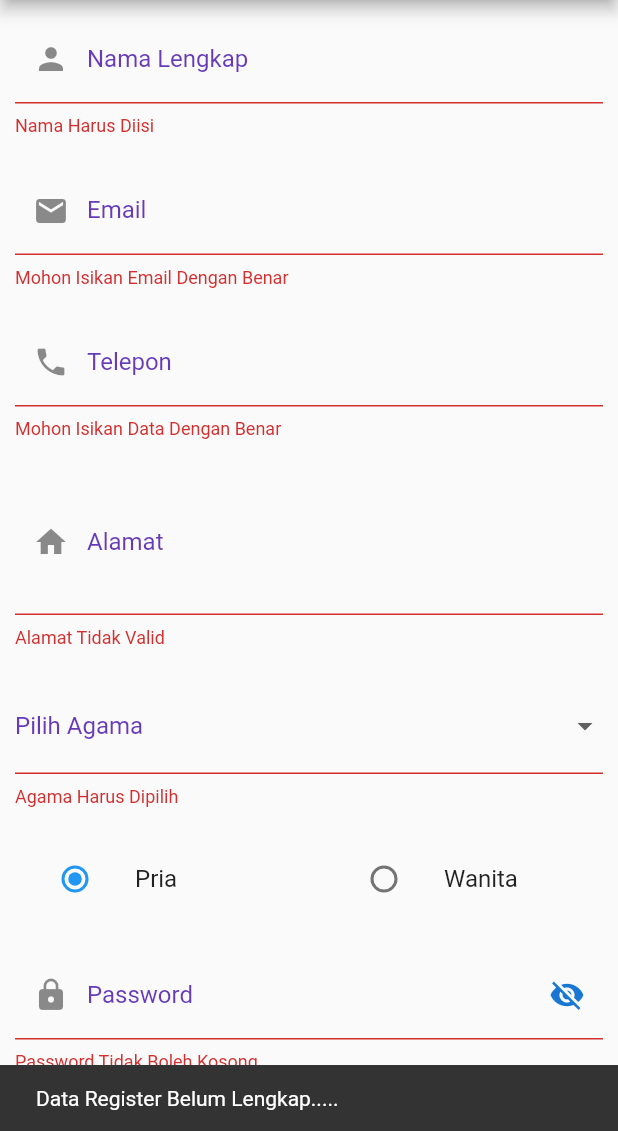
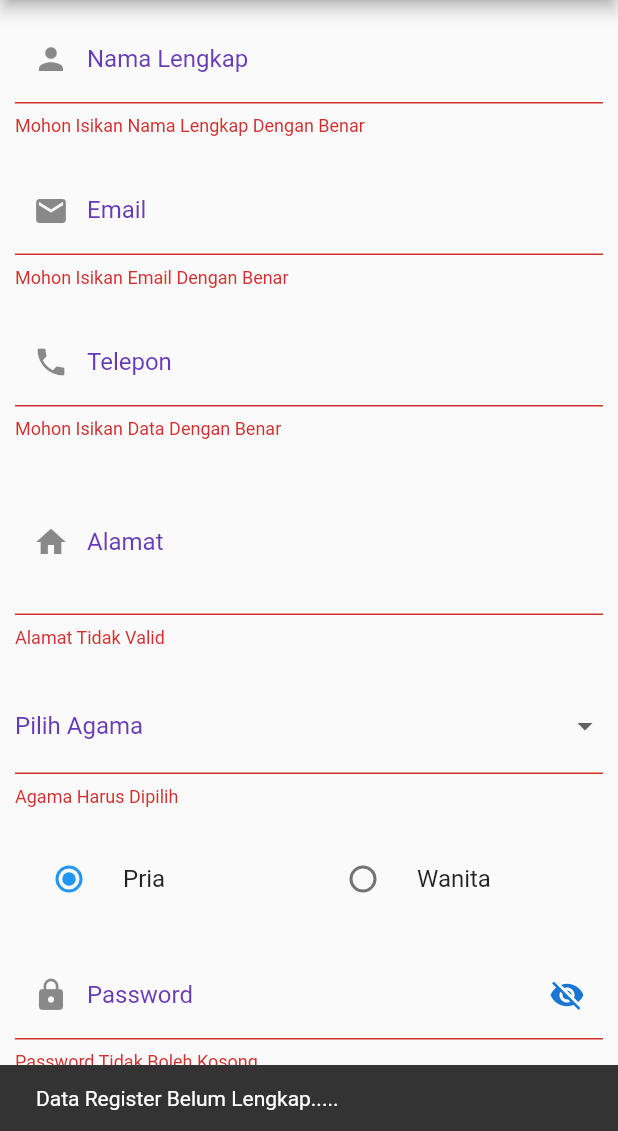
Before and after one commit to yozzylazzy/flutter_validation_passdata_form, a Flutter app: the screen it shows after launch, after a tap on "Submit", on a phone screen of 412 x 824 dp, the part 105-1236 px from its top. Run offline on Flutter 3.47's test engine with Material 2 defaults, Android fonts, the phone set to English and light mode, and no system bars; missing offline and left inert: dart:html.

```diff
--- a/lib/register_form.dart
+++ b/lib/register_form.dart
@@ -13,7 +13,7 @@ class RegisterFormStatefull extends StatefulWidget {
 }
 
 class _RegisterFormStatefullState extends State<RegisterFormStatefull> {
-  Gender? _gender = Gender.Pria;
+  String? _gender = 'Pria';
   final GlobalKey<FormState> _keyform = GlobalKey<FormState>();
   String? _gender2 = 'Pria';
   String selectedAgama = '';
@@ -91,7 +91,6 @@ class _RegisterFormStatefullState extends State<RegisterFormStatefull> {
         actions: [
           IconButton(onPressed: (){}, icon: Icon(Icons.search)),
           IconButton(onPressed: (){}, icon: Icon(Icons.more_vert)),
-
         ],
       ),
       body: SingleChildScrollView(
@@ -104,76 +103,12 @@ class _RegisterFormStatefullState extends State<RegisterFormStatefull> {
               autovalidateMode: AutovalidateMode.onUserInteraction,
               child: Column(
                 children: <Widget>[
-                  TextFormField(
-                    controller: namalengkap,
-                    validator: (value){
-                      // if(value == null || value.isEmpty){
-                      //   return 'Mohon Isikan Data Dengan Benar';
-                      // }
-                      // return null;
-                      return (value!.isEmpty?
-                      "Nama Harus Diisi" : null);
-                    },
-                    decoration: InputDecoration(
-                      labelText: 'Nama Lengkap',
-                      labelStyle: TextStyle(
-                        color: Colors.deepPurple,
-                      ),
-                      prefixIcon: Icon(Icons.person),
-                      enabledBorder: OutlineInputBorder(
-                        borderRadius: BorderRadius.circular(10),
-                      ),
-                    ),
-                  ),
-                  SizedBox(height: 20,),
-                  TextFormField(
-                    controller: email,
-                    validator: (value){
-                      bool emailValidation = RegExp(r'^.+@[a-zA-Z]+\.{1}[a-zA-Z]+(\.{0,1}[a-zA-Z]+)$').hasMatch(value.toString());
-                      if(value == null || value.isEmpty || !emailValidation){
-                        return 'Mohon Isikan Email Dengan Benar';
-                      }
-                      return null;
-                      // return (value!.isEmpty && emailValidation!?
-                      // "Email Tidak Valid" : null);
-                    },
-                    decoration: InputDecoration(
-                      labelText: 'Email',
-                      labelStyle: TextStyle(
-                        color: Colors.deepPurple,
-                      ),
-                      prefixIcon: Icon(Icons.mail),
-                      enabledBorder: OutlineInputBorder(
-                        borderRadius: BorderRadius.circular(10),
-                      ),
-                    ),
-                  ),
-                  SizedBox(height: 20,),
-                  TextFormField(
-                    controller: telepon,
-                    validator: (value){
-                      bool phoneValidator = RegExp(r'(^(?:[+0]9)?[0-9]{9,14}$)').hasMatch(value.toString());
-                      if(value == null || value.isEmpty||!phoneValidator){
-                         return 'Mohon Isikan Data Dengan Benar';
-                      }
-                      return null;
-                      // return (value!.isEmpty?
-                      // "Telepon Tidak Valid":
-                      //  phoneValidator?
-                      //  "Telepon Tidak Dikenal" : null);
-                    },
-                    decoration: InputDecoration(
-                      labelText: 'Telepon',
-                      labelStyle: TextStyle(
-                        color: Colors.deepPurple,
-                      ),
-                      prefixIcon: Icon(Icons.phone),
-                      enabledBorder: OutlineInputBorder(
-                        borderRadius: BorderRadius.circular(10),
-                      ),
-                    ),
-                  ),
-                  SizedBox(height: 20,),
+                  textForm("Nama Lengkap", namalengkap, Icon(Icons.person)),
+                  separatorBox(0, 20),
+                  textForm("Email", email, Icon(Icons.mail)),
+                  separatorBox(0, 20),
+                  textForm("Telepon", telepon, Icon(Icons.phone)),
+                  separatorBox(0, 20),
                   TextFormField(
                     maxLines: 3,
                     controller: alamat,
@@ -197,7 +132,7 @@ class _RegisterFormStatefullState extends State<RegisterFormStatefull> {
                       ),
                     ),
                   ),
-                  SizedBox(height: 20,),
+                  separatorBox(0, 20),
                   DropdownButtonFormField<String>(
                     isExpanded: true,
                     //controller: ,
@@ -225,41 +160,9 @@ class _RegisterFormStatefullState extends State<RegisterFormStatefull> {
                       ),
                     ),
                   ),
-                  SizedBox(height: 20,),
-                  Row(
-                    children: [
-                      Flexible(
-                        child: ListTile(
-                            title: const Text("Pria"),
-                            leading: Radio<String>(
-                              value: 'Pria',
-                              groupValue: _gender2,
-                              onChanged: (String? value){
-                                setState(() {
-                                  _gender2 = value;
-                                });
-                              },
-                            ),
-                          ),
-                      ),
-                      SizedBox(width: 20,),
-                      Flexible(
-                        child: ListTile(
-                          title: const Text("Wanita"),
-                          leading: Radio<String>(
-                            value: 'Wanita',
-                            groupValue: _gender2,
-                            onChanged: (String? value){
-                              setState(() {
-                                _gender2 = value;
-                              });
-                            },
-                          ),
-                        ),
-                      ),
-                    ],
-                  ),
-                  SizedBox(height: 20,),
+                  separatorBox(0, 20),
+                  genderField(),
+                  separatorBox(0, 20),
                   TextFormField(
                     obscureText: !_passwordVisible,
                     autocorrect: false,
@@ -291,10 +194,26 @@ class _RegisterFormStatefullState extends State<RegisterFormStatefull> {
                       ),
                     ),
                   ),
-                  SizedBox(
-                    height: 20,
+                  separatorBox(0, 20),
+                  submitButton(),
+                ],
               ),
-                  ElevatedButton(
+            ),
+          ),
+        ),
+      ),
+    );
+  }
+  Widget separatorBox(double width, double height){
+    double panjang = width;
+    double lebar = height;
+    return  SizedBox(
+      height: lebar,
+      width: panjang,
+    );
+  }
+  Widget submitButton(){
+    return ElevatedButton(
       onPressed: (){
         //memanggil method validate dari keyform dengan currentState (bisa banyak currentCOntext, dll)
         if(_keyform.currentState!.validate()){
@@ -307,7 +226,7 @@ class _RegisterFormStatefullState extends State<RegisterFormStatefull> {
                 Text("Telepon : ${telepon.text}"),
                 Text("Alamat : ${alamat.text}"),
                 Text("Agama : ${selectedAgama}"),
-                              Text("Gender : ${_gender2}"),
+                Text("Gender : ${_gender}"),
               ],
             ));});
         } else {
@@ -324,13 +243,152 @@ class _RegisterFormStatefullState extends State<RegisterFormStatefull> {
         fixedSize: Size(150.0, 50.0),
         shadowColor: Colors.deepPurple,
       ),
+    );
+  }
+  Widget textForm(String a, TextEditingController controller, Icon icon){
+      String atribut = a;
+      TextEditingController control = controller;
+      Icon iconicon = icon;
+      return TextFormField(
+        controller: control,
+        validator: (value){
+          if (a == "Email"){
+            bool emailValidation = RegExp(r'^.+@[a-zA-Z]+\.{1}[a-zA-Z]+(\.{0,1}[a-zA-Z]+)$').hasMatch(value.toString());
+            if(value == null || value.isEmpty || !emailValidation){
+                    return 'Mohon Isikan Email Dengan Benar';
+              }
+          } else if (a == "Telepon"){
+            bool phoneValidator = RegExp(r'(^(?:[+0]9)?[0-9]{9,14}$)').hasMatch(value.toString());
+            if(value == null || value.isEmpty||!phoneValidator){
+                    return 'Mohon Isikan Data Dengan Benar';
+              }
+          } else {
+            if(value == null || value.isEmpty){
+              return 'Mohon Isikan ${a} Dengan Benar';
+            }
+          }
+          return null;
+        },
+          decoration: InputDecoration(
+            labelText: atribut,
+            labelStyle: TextStyle(
+              color: Colors.deepPurple,
             ),
-                ],
-              ),
-            ),
-          ),
+            prefixIcon: iconicon,
+            enabledBorder: OutlineInputBorder(
+              borderRadius: BorderRadius.circular(10),
             ),
           ),
       );
   }
+  //Radio Button Menggunakan RadioListStyle
+  Widget genderField(){
+    return Container(
+      child: Row(
+        children: [
+          Flexible(
+              child: RadioListTile(
+                value: 'Pria',
+                  groupValue: _gender,
+                onChanged: (String? value){
+                  setState(() {
+                    _gender = value;
+                  });
+                },
+                title: const Text("Pria"),
+              ),
+          ),
+          Flexible(child: RadioListTile(
+            value: 'Wanita',
+              groupValue: _gender,
+              onChanged: (String? value){
+                setState(() {
+                  _gender=value;
+                });
+              },
+            title: const Text("Wanita"),
+          )),
+        ],
+      ),
+    );
   }
+// Row(
+//   children: [
+//     Flexible(
+//       child: ListTile(
+//           title: const Text("Pria"),
+//           leading: Radio<String>(
+//             value: 'Pria',
+//             groupValue: _gender2,
+//             onChanged: (String? value){
+//               setState(() {
+//                 _gender2 = value;
+//               });
+//             },
+//           ),
+//         ),
+//     ),
+//     SizedBox(width: 20,),
+//     Flexible(
+//       child: ListTile(
+//         title: const Text("Wanita"),
+//         leading: Radio<String>(
+//           value: 'Wanita',
+//           groupValue: _gender2,
+//           onChanged: (String? value){
+//             setState(() {
+//               _gender2 = value;
+//             });
+//           },
+//         ),
+//       ),
+//     ),
+//   ],
+// ),
+// TextFormField(
+//   controller: telepon,
+//   validator: (value){
+//     bool phoneValidator = RegExp(r'(^(?:[+0]9)?[0-9]{9,14}$)').hasMatch(value.toString());
+//     if(value == null || value.isEmpty||!phoneValidator){
+//        return 'Mohon Isikan Data Dengan Benar';
+//     }
+//     return null;
+//     // return (value!.isEmpty?
+//     // "Telepon Tidak Valid":
+//     //  phoneValidator?
+//     //  "Telepon Tidak Dikenal" : null);
+//   },
+//   decoration: InputDecoration(
+//     labelText: 'Telepon',
+//     labelStyle: TextStyle(
+//       color: Colors.deepPurple,
+//     ),
+//     prefixIcon: Icon(Icons.phone),
+//     enabledBorder: OutlineInputBorder(
+//       borderRadius: BorderRadius.circular(10),
+//     ),
+//   ),
+// ),
+// TextFormField(
+//   controller: email,
+//   validator: (value){
+//     bool emailValidation = RegExp(r'^.+@[a-zA-Z]+\.{1}[a-zA-Z]+(\.{0,1}[a-zA-Z]+)$').hasMatch(value.toString());
+//     if(value == null || value.isEmpty || !emailValidation){
+//       return 'Mohon Isikan Email Dengan Benar';
+//     }
+//     return null;
+//     // return (value!.isEmpty && emailValidation!?
+//     // "Email Tidak Valid" : null);
+//   },
+//   decoration: InputDecoration(
+//     labelText: 'Email',
+//     labelStyle: TextStyle(
+//       color: Colors.deepPurple,
+//     ),
+//     prefixIcon: Icon(Icons.mail),
+//     enabledBorder: OutlineInputBorder(
+//       borderRadius: BorderRadius.circular(10),
+//     ),
+//   ),
+// ),
+}
```
Lines whose indentation alone changed are shown as unchanged.
